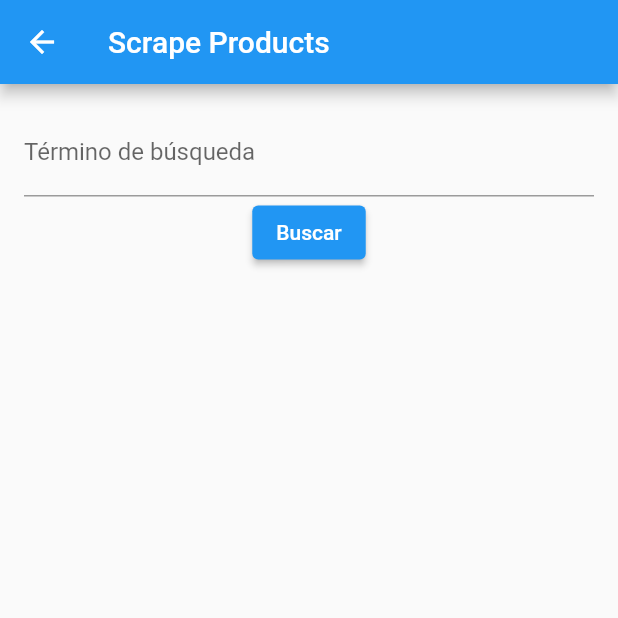
After one commit to BitWizards-Software3/scraphone-frontend, a Flutter app: the screen it shows after launch, after a tap on "Web Scraping", on a phone screen of 412 x 824 dp, the top half of it. The commit adds this screen. Run offline on Flutter 3.47's test engine with Material 2 defaults, Android fonts, the phone set to English and light mode, and no system bars; network calls fail.

Commit message:
estructuracion del monolito en arquitectura clean

```diff
--- a/frontend/lib/main.dart
+++ b/frontend/lib/main.dart
@@ -1,5 +1,5 @@
 import 'package:flutter/material.dart';
-import 'scrapping.dart';
+import 'package:frontend/src/ui/screens/scrape_products_screen.dart';
 
 void main() {
   runApp(const MyApp());
@@ -39,7 +39,7 @@ class MyHomePage extends StatelessWidget {
               onPressed: () {
                 Navigator.of(context).push(
                   MaterialPageRoute(
-                    builder: (context) => ScrapeProductsWidget(),
+                    builder: (context) => ScrapeProductsScreen(),
                   ),
                 );
               },
--- /dev/null
+++ b/frontend/lib/src/ui/screens/scrape_products_screen.dart
@@ -0,0 +1,63 @@
+import 'package:flutter/material.dart';
+import 'package:frontend/src/data/repositories/scraping_product_repository.dart';
+import 'package:frontend/src/ui/widgets/product_card_widget.dart';
+
+class ScrapeProductsScreen extends StatefulWidget {
+  @override
+  _ScrapeProductsScreenState createState() => _ScrapeProductsScreenState();
+}
+
+class _ScrapeProductsScreenState extends State<ScrapeProductsScreen> {
+  final _searchTermController = TextEditingController();
+  final ProductRepository _productRepository = ProductRepository();
+  List<dynamic> _productData = [];
+  bool _isLoading = false;
+
+  Future<void> _fetchProductData() async {
+    setState(() {
+      _isLoading = true;
+    });
+
+    final searchTerm = _searchTermController.text;
+    final products = await _productRepository.fetchProducts(searchTerm);
+
+    setState(() {
+      _productData = products;
+      _isLoading = false;
+    });
+  }
+
+  @override
+  Widget build(BuildContext context) {
+    return Scaffold(
+      appBar: AppBar(
+        title: Text('Scrape Products'),
+      ),
+      body: Padding(
+        padding: const EdgeInsets.all(16.0),
+        child: Column(
+          children: [
+            TextField(
+              controller: _searchTermController,
+              decoration: InputDecoration(labelText: 'Término de búsqueda'),
+            ),
+            ElevatedButton(
+              onPressed: _isLoading ? null : _fetchProductData,
+              child: Text('Buscar'),
+            ),
+            _isLoading ? CircularProgressIndicator() : SizedBox(),
+            Expanded(
+              child: ListView.builder(
+                itemCount: _productData.length,
+                itemBuilder: (context, index) {
+                  print("HOLAAAAAAA :D ${_productData[index]}");
+                  return ProductCardWidget(_productData[index]);
+                },
+              ),
+            ),
+          ],
+        ),
+      ),
+    );
+  }
+}
```
Also changed, not shown: frontend/lib/src/data/models/scraping_model.dart (added, +14 -0 lines), frontend/lib/src/data/repositories/scraping_product_repository.dart (added, +25 -0 lines), frontend/lib/src/ui/widgets/product_card_widget.dart (added, +88 -0 lines), frontend/lib/src/config/app_config.dart (added).
